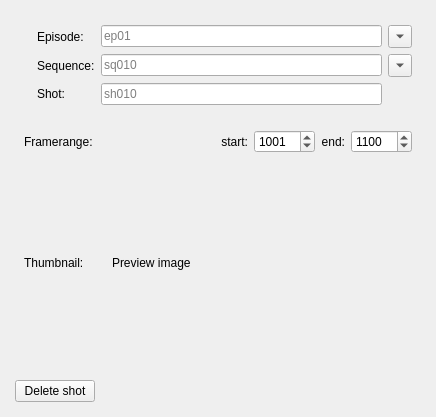
Before: the Qt Designer form Scripts/ProjectScripts/UserInterfaces/EditShot.ui in Hossamsaber1/Dev-prism-pipeline, drawn with Qt 5.
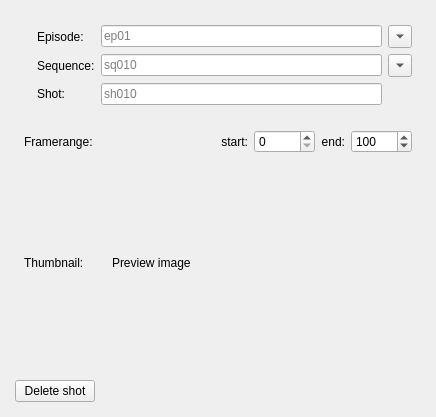
After: the same form once the commit is applied.

Patch:
```diff
--- a/Scripts/ProjectScripts/UserInterfaces/EditShot.ui
+++ b/Scripts/ProjectScripts/UserInterfaces/EditShot.ui
@@ -193,7 +193,7 @@
          <number>99999</number>
         </property>
         <property name="value">
-         <number>1001</number>
+         <number>0</number>
         </property>
        </widget>
       </item>
@@ -222,7 +222,7 @@
          <number>99999</number>
         </property>
         <property name="value">
-         <number>1100</number>
+         <number>100</number>
         </property>
        </widget>
       </item>
```
